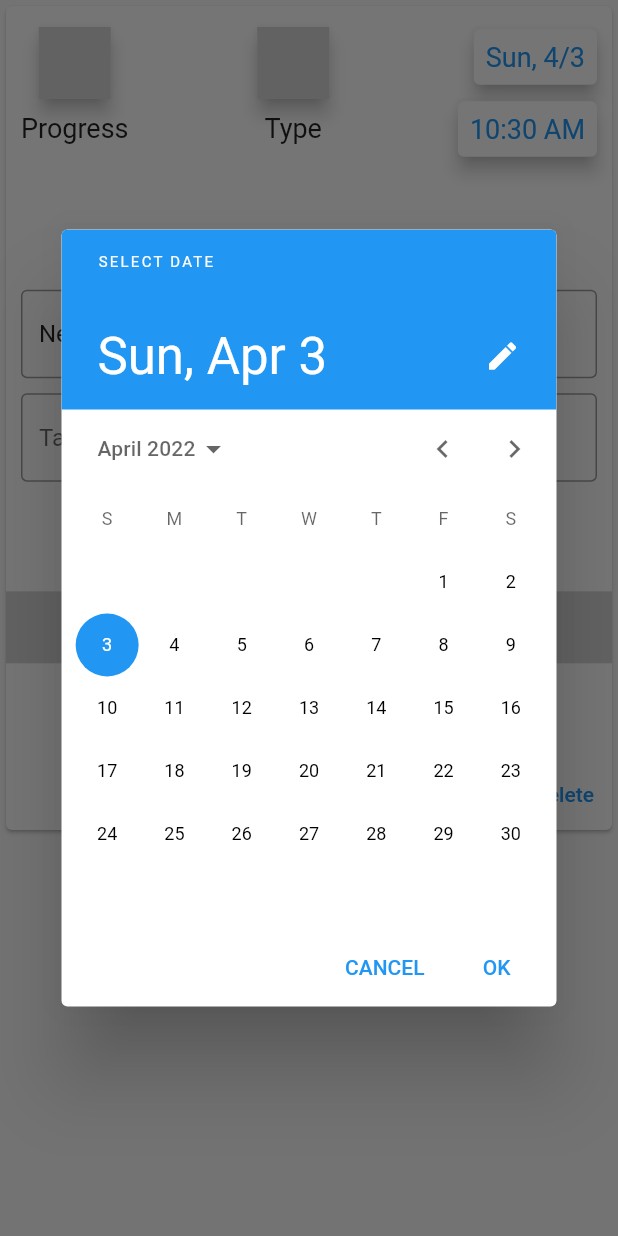
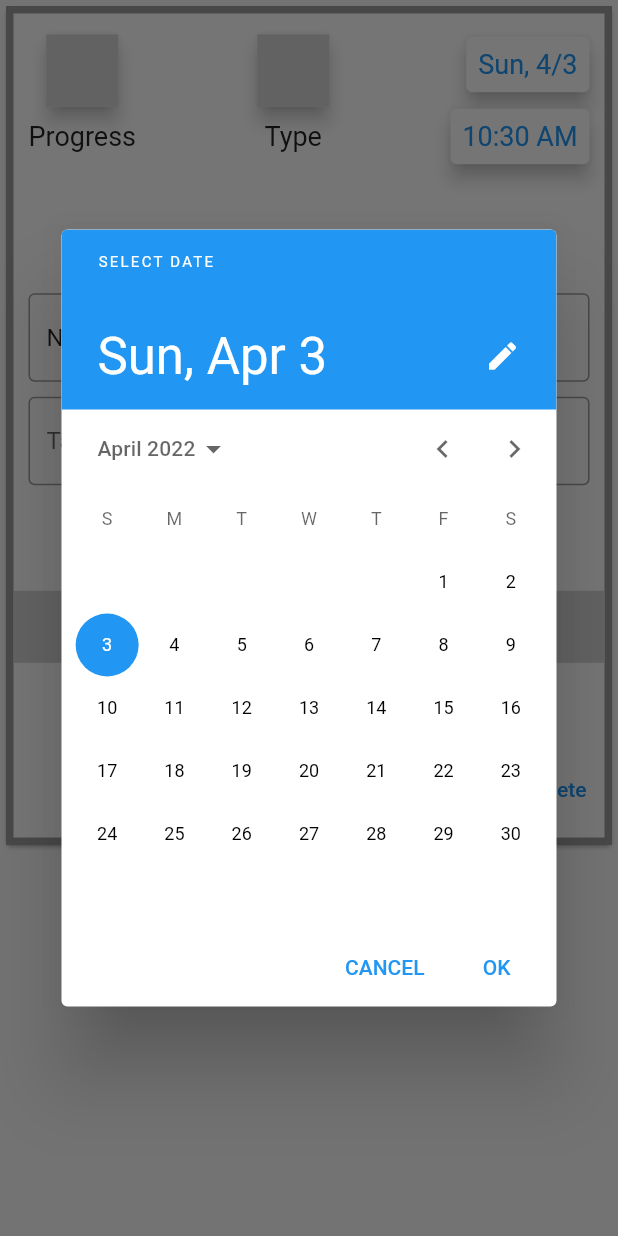
Before and after one commit to VaibhavSanjay/Confrm, a Flutter app: the EditTaskData widget shown alone on an empty page, opened directly with empty values, after a tap on an icon or button, on a phone screen of 412 x 824 dp. Run offline on Flutter 3.47's test engine with Material 2 defaults, Android fonts, the phone set to English and light mode, and no system bars; our stand-ins replace auto_size_text, cloud_firestore, firebase_core, flutter_speed_dial, font_awesome_flutter, reorderables and 1 more; missing offline and left inert: flutter_circular_text, flutter_material_color_picker, flutter_reaction_button; accounts and stored records are empty.

Commit message:
Add border color to EditTask Widgets

```diff
--- a/lib/pages/Helpers/task_view_cards.dart
+++ b/lib/pages/Helpers/task_view_cards.dart
@@ -121,6 +121,11 @@ class _EditTaskDataState extends State<EditTaskData> {
         child: Hero(
           tag: widget.selectedTask,
           child: Card(
+              child: AnimatedContainer(
+                decoration: BoxDecoration(
+                  border: Border.all(color: _newTask.color, width: 5)
+                ),
+                duration: const Duration(milliseconds: 200),
                 child: SingleChildScrollView(
                   child: ConstrainedBox(
                     constraints: BoxConstraints(
@@ -290,11 +295,15 @@ class _EditTaskDataState extends State<EditTaskData> {
                               selectedColor: _newTask.color,
                               allowShades: false,
                               onMainColorChange: (newColor) {
+                                setState(() {
                                   _newTask.color = newColor ?? Colors.grey;
+                                });
                               },
                               colors: availableColors
                           ),
-                        Row(
+                          Padding(
+                            padding: const EdgeInsets.only(bottom: 8),
+                            child: Row(
                                 mainAxisAlignment: MainAxisAlignment.end,
                                 children: [
                                   TextButton(
@@ -345,7 +354,9 @@ class _EditTaskDataState extends State<EditTaskData> {
                                   )
                                 ]
                             ),
+                          ),
                         ]
+                    ),
                   ),
                 ),
               )
```
Also changed, not shown: lib/pages/Helpers/account_option_widgets.dart (+6 -2 lines), lib/pages/account.dart (+2 -8 lines). Lines whose indentation alone changed are shown as unchanged.
